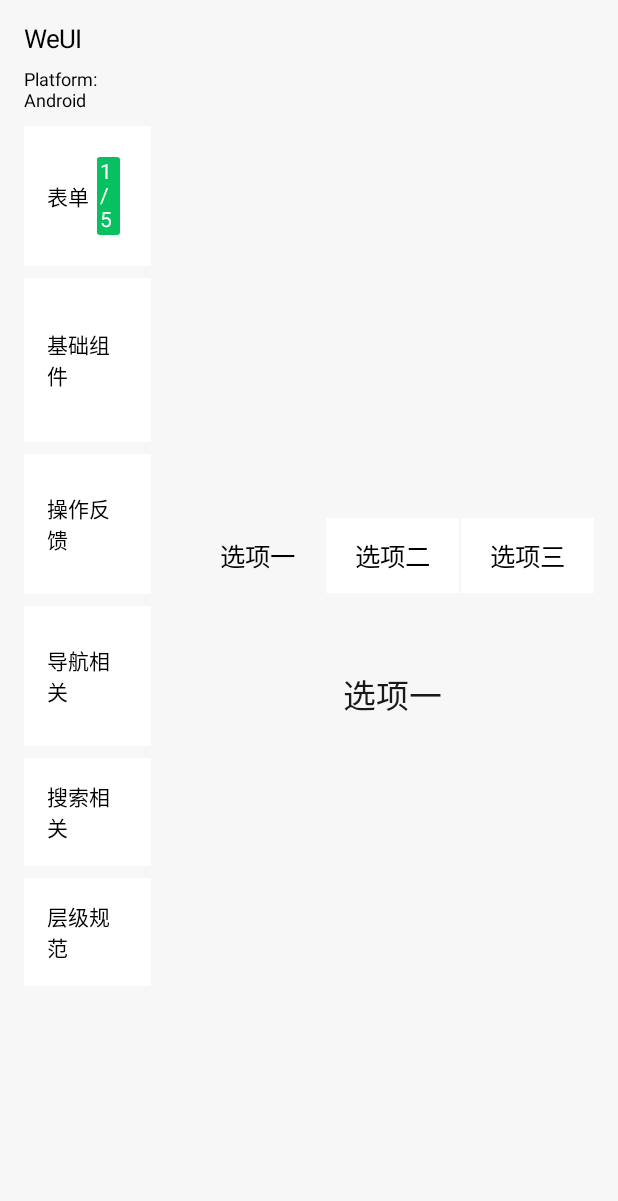
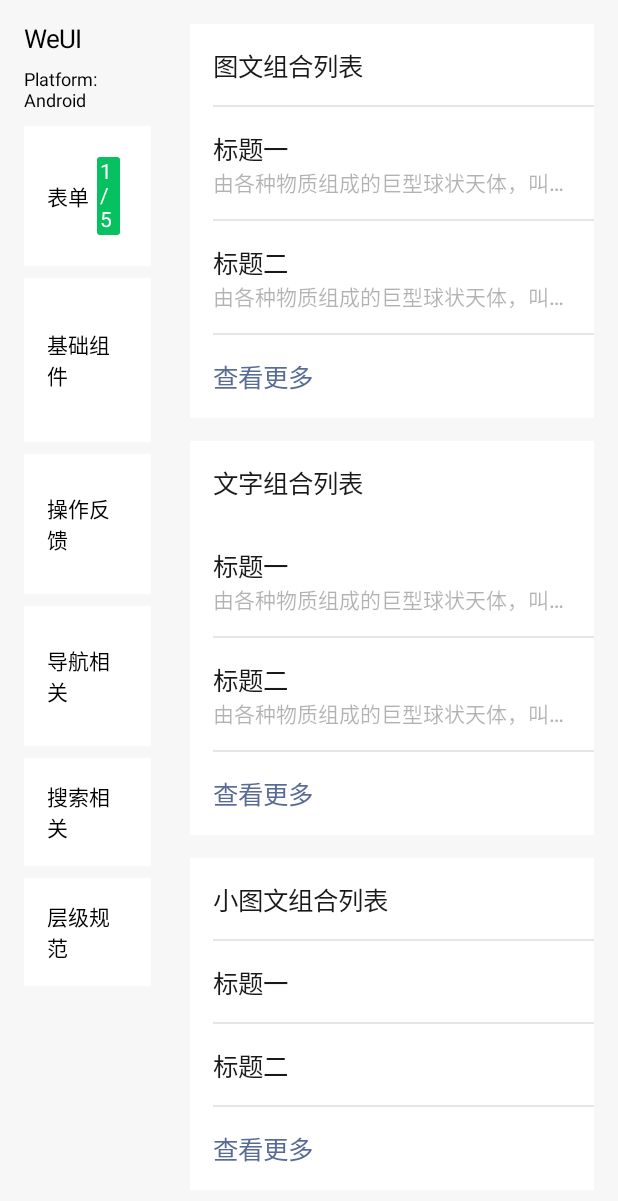
Before and after one commit to ouyangsl/weui-compose, an Android app built with Jetpack Compose: the screen it shows after launch (MainActivity), on a phone screen of 412 x 824 dp. Shown: the top 1201 px of the screen. Run offline under Robolectric (Android 15) with nearby library versions, the phone set to English and light mode, and no system bars.

Commit message:
添加 Panel

```diff
--- /dev/null
+++ b/common/src/commonMain/kotlin/weui/components/panel/Panel.kt
@@ -0,0 +1,170 @@
+package weui.components.panel
+
+import androidx.compose.foundation.Image
+import androidx.compose.foundation.background
+import androidx.compose.foundation.clickable
+import androidx.compose.foundation.layout.*
+import androidx.compose.foundation.text.BasicText
+import androidx.compose.runtime.Composable
+import androidx.compose.ui.Alignment
+import androidx.compose.ui.Modifier
+import androidx.compose.ui.graphics.painter.Painter
+import androidx.compose.ui.text.TextStyle
+import androidx.compose.ui.text.style.TextOverflow
+import androidx.compose.ui.unit.dp
+import weui.theme.WeUITheme
+
+/**
+ * 面板
+ */
+
+/**
+ * 面板内容边距
+ */
+private val PanelMargin = 15.dp
+
+@Composable
+private fun Desc(
+    text: String,
+    modifier: Modifier = Modifier
+) = BasicText(
+    text = text,
+    style = WeUITheme.typography.desc,
+    maxLines = 1,
+    overflow = TextOverflow.Ellipsis,
+    modifier = modifier
+)
+
+/**
+ * 面板脚注
+ *
+ * @param source 文字来源
+ * @param time 时间
+ * @param remark 其他信息
+ */
+data class PanelFootnote(
+    val source: String,
+    val time: String,
+    val remark: String
+)
+
+/**
+ * 面板
+ *
+ * @param title 标题
+ * @param titleStyle 标题文字样式
+ * @param modifier 修饰符
+ * @param desc 描述
+ * @param footnote 脚注信息
+ * @param icon 图片
+ * @param isSingleLine 是否单行显示
+ * @param isDividerVisible 是否显示底部分割线
+ * @param enabled 是否启用点击事件
+ * @param onClick 点击事件回调
+ */
+@Composable
+fun Panel(
+    title: String,
+    titleStyle: TextStyle = WeUITheme.typography.title,
+    modifier: Modifier = Modifier,
+    desc: String? = null,
+    footnote: PanelFootnote? = null,
+    icon: Painter? = null,
+    isSingleLine: Boolean = true,
+    isDividerVisible: Boolean = false,
+    enabled: Boolean = true,
+    onClick: (() -> Unit)? = null,
+) {
+    val iconSize = if (isSingleLine) 24.dp else 48.dp
+
+    Box(
+        modifier = Modifier
+            .background(WeUITheme.colors.surface)
+            .then(modifier)
+            .clickable(
+                enabled = onClick != null && enabled,
+                onClick = { onClick?.invoke() }
+            )
+    ) {
+        Column(
+            modifier = Modifier.padding(PanelMargin)
+        ) {
+            Row(
+                horizontalArrangement = Arrangement.spacedBy(10.dp)
+            ) {
+                if (icon != null) {
+                    Image(
+                        painter = icon,
+                        contentDescription = null,
+                        modifier = Modifier.size(iconSize)
+                    )
+                }
+
+                if (isSingleLine) {
+                    BasicText(
+                        text = title,
+                        style = titleStyle
+                    )
+
+                    Spacer(modifier = Modifier.weight(1f))
+
+                    if (!desc.isNullOrBlank()) {
+                        Desc(text = desc)
+                    }
+                } else {
+                    Column(
+                        modifier = Modifier.weight(1f)
+                    ) {
+                        BasicText(
+                            text = title,
+                            style = titleStyle
+                        )
+
+                        if (!desc.isNullOrBlank()) {
+                            Desc(text = desc)
+                        }
+                    }
+                }
+
+                // TODO: 2022/5/24 最后是否显示箭头
+            }
+
+            if (footnote != null) {
+                Row(
+                    horizontalArrangement = Arrangement.spacedBy(10.dp),
+                    verticalAlignment = Alignment.CenterVertically,
+                    modifier = Modifier.padding(top = 10.dp)
+                ) {
+                    if (footnote.source.isNotBlank()) {
+                        Desc(text = footnote.source)
+                    }
+
+                    if (footnote.time.isNotBlank()) {
+                        Desc(text = footnote.time)
+                    }
+
+                    if (
+                        footnote.remark.isNotBlank() && (footnote.source.isNotBlank() || footnote.time.isNotBlank())
+                    ) {
+                        Box(modifier = Modifier.size(1.dp, 15.dp).background(WeUITheme.colors.divider))
+                    }
+
+                    if (footnote.remark.isNotBlank()) {
+                        Desc(text = footnote.remark)
+                    }
+                }
+            }
+        }
+
+        if (isDividerVisible) {
+            Box(
+                modifier = Modifier
+                    .padding(start = PanelMargin)
+                    .background(WeUITheme.colors.divider)
+                    .fillMaxWidth()
+                    .height(1.dp)
+                    .align(Alignment.BottomEnd)
+            )
+        }
+    }
+}
--- a/common/src/commonMain/kotlin/weui/sample/App.kt
+++ b/common/src/commonMain/kotlin/weui/sample/App.kt
@@ -21,7 +21,7 @@ fun App() {
     val platformName = getPlatformName()
 
 //    var selected by remember { mutableStateOf<Menu?>(null) }
-    var selected by remember { mutableStateOf<Menu?>(Menu.TabBar) }
+    var selected by remember { mutableStateOf<Menu?>(Menu.Panel) }
 
     WeUITheme {
         Row(
--- a/common/src/commonMain/kotlin/weui/sample/Menu.kt
+++ b/common/src/commonMain/kotlin/weui/sample/Menu.kt
@@ -43,7 +43,7 @@ enum class Menu(
     Icons(title = "图标", available = false),
     Loading(title = "加载中", available = false),
     LoadMore(title = "加载更多", available = false),
-    Panel(title = "面板", available = false),
+    Panel(title = "面板", available = true),
     Preview(title = "表单预览", available = false),
     Progress(title = "进度条", available = true),
     Steps(title = "步骤条", available = false),
--- a/common/src/commonMain/kotlin/weui/sample/SampleScreen.kt
+++ b/common/src/commonMain/kotlin/weui/sample/SampleScreen.kt
@@ -11,6 +11,7 @@ import weui.sample.dialog.DialogSampleScreen
 import weui.sample.dialog.TopTipsSampleScreen
 import weui.sample.footer.FooterSampleScreen
 import weui.sample.navigation.TabBarSampleScreen
+import weui.sample.panel.PanelSampleScreen
 import weui.sample.progress.ProgressSampleScreen
 
 /**
@@ -26,6 +27,7 @@ fun SampleScreen(
 
         when (menu) {
             Menu.Button -> ButtonSampleScreen(sampleModifier)
+            Menu.Panel -> PanelSampleScreen(sampleModifier)
             Menu.Progress -> ProgressSampleScreen(sampleModifier)
             Menu.Footer -> FooterSampleScreen(sampleModifier)
             Menu.Dialog -> DialogSampleScreen(sampleModifier)
--- /dev/null
+++ b/common/src/commonMain/kotlin/weui/sample/panel/PanelSampleScreen.kt
@@ -0,0 +1,150 @@
+package weui.sample.panel
+
+import androidx.compose.foundation.layout.Arrangement
+import androidx.compose.foundation.layout.Column
+import androidx.compose.foundation.layout.fillMaxWidth
+import androidx.compose.foundation.rememberScrollState
+import androidx.compose.foundation.verticalScroll
+import androidx.compose.runtime.*
+import androidx.compose.ui.Alignment
+import androidx.compose.ui.Modifier
+import androidx.compose.ui.unit.dp
+import weui.components.panel.Panel
+import weui.components.panel.PanelFootnote
+import weui.theme.WeUITheme
+
+@Composable
+fun PanelSampleScreen(
+    modifier: Modifier = Modifier
+) {
+    Column(
+        verticalArrangement = Arrangement.spacedBy(
+            space = 15.dp,
+            alignment = Alignment.CenterVertically
+        ),
+        horizontalAlignment = Alignment.CenterHorizontally,
+        modifier = modifier.verticalScroll(rememberScrollState())
+    ) {
+        // TODO: 2022/5/24 图片未处理
+        Column {
+            Panel(
+                title = "图文组合列表",
+                isDividerVisible = true,
+                modifier = Modifier.fillMaxWidth()
+            )
+
+            Panel(
+                title = "标题一",
+                desc = "由各种物质组成的巨型球状天体，叫做星球。星球有一定的形状，有自己的运行轨道。",
+                isSingleLine = false,
+                isDividerVisible = true,
+                modifier = Modifier.fillMaxWidth(),
+            ) {
+
+            }
+
+            Panel(
+                title = "标题二",
+                desc = "由各种物质组成的巨型球状天体，叫做星球。星球有一定的形状，有自己的运行轨道。",
+                isSingleLine = false,
+                isDividerVisible = true,
+                modifier = Modifier.fillMaxWidth(),
+            ) {
+
+            }
+
+            Panel(
+                title = "查看更多",
+                titleStyle = WeUITheme.typography.title.copy(
+                    color = WeUITheme.colors.link
+                ),
+                modifier = Modifier.fillMaxWidth()
+            ) {
+
+            }
+        }
+
+        Column {
+            Panel(
+                title = "文字组合列表",
+                modifier = Modifier.fillMaxWidth()
+            )
+
+            Panel(
+                title = "标题一",
+                desc = "由各种物质组成的巨型球状天体，叫做星球。星球有一定的形状，有自己的运行轨道。",
+                isSingleLine = false,
+                isDividerVisible = true,
+                modifier = Modifier.fillMaxWidth(),
+            )
+
+            Panel(
+                title = "标题二",
+                desc = "由各种物质组成的巨型球状天体，叫做星球。星球有一定的形状，有自己的运行轨道。",
+                isSingleLine = false,
+                isDividerVisible = true,
+                modifier = Modifier.fillMaxWidth(),
+            )
+
+            Panel(
+                title = "查看更多",
+                titleStyle = WeUITheme.typography.title.copy(
+                    color = WeUITheme.colors.link
+                ),
+                modifier = Modifier.fillMaxWidth()
+            ) {
+
+            }
+        }
+
+        Column {
+            Panel(
+                title = "小图文组合列表",
+                isDividerVisible = true,
+                modifier = Modifier.fillMaxWidth(),
+            )
+
+            Panel(
+                title = "标题一",
+                isDividerVisible = true,
+                modifier = Modifier.fillMaxWidth(),
+            )
+
+            Panel(
+                title = "标题二",
+                isDividerVisible = true,
+                modifier = Modifier.fillMaxWidth(),
+            )
+
+            Panel(
+                title = "查看更多",
+                titleStyle = WeUITheme.typography.title.copy(
+                    color = WeUITheme.colors.link
+                ),
+                modifier = Modifier.fillMaxWidth()
+            ) {
+
+            }
+        }
+
+        Column {
+            Panel(
+                title = "文字列表附来源",
+                isDividerVisible = true,
+                modifier = Modifier.fillMaxWidth(),
+            )
+
+            Panel(
+                title = "标题一",
+                desc = "由各种物质组成的巨型球状天体，叫做星球。星球有一定的形状，有自己的运行轨道。",
+                footnote = PanelFootnote(
+                    source = "文字来源",
+                    time = "时间",
+                    remark = "其他信息"
+                ),
+                isSingleLine = false,
+                modifier = Modifier.fillMaxWidth(),
+            )
+        }
+    }
+}
```
